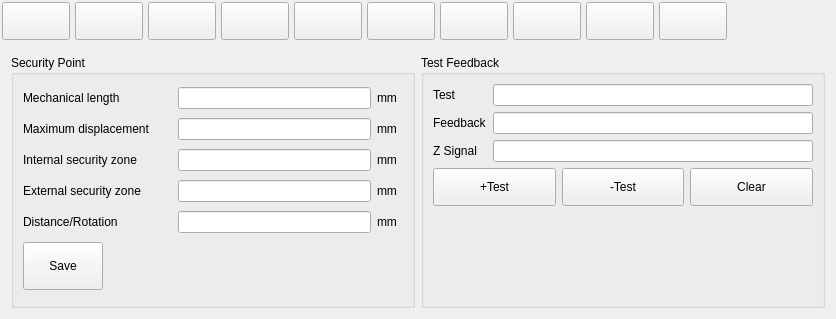
Before: the Qt Designer form hcsettings/icmachinestructpage.ui in dongdong-2009/3-5AxisRobot, drawn with Qt 5.
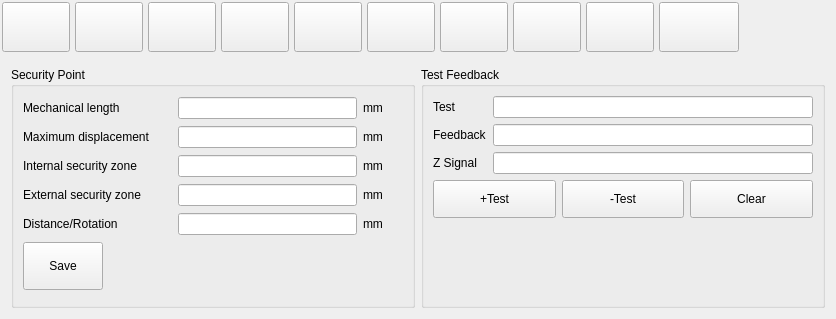
After: the same form once the commit is applied. Custom widgets are drawn as their Qt base class.

```diff
--- a/hcsettings/icmachinestructpage.ui
+++ b/hcsettings/icmachinestructpage.ui
@@ -41,6 +41,12 @@
      </property>
      <item>
       <widget class="QPushButton" name="axisXToolButton">
+       <property name="minimumSize">
+        <size>
+         <width>0</width>
+         <height>50</height>
+        </size>
+       </property>
        <property name="styleSheet">
         <string notr="true">width:60px ;
 height:30px;</string>
@@ -58,6 +64,12 @@
      </item>
      <item>
       <widget class="QPushButton" name="axisYToolButton">
+       <property name="minimumSize">
+        <size>
+         <width>0</width>
+         <height>50</height>
+        </size>
+       </property>
        <property name="styleSheet">
         <string notr="true">width:60px ;
 height:30px;</string>
@@ -75,6 +87,12 @@
      </item>
      <item>
       <widget class="QPushButton" name="axisZToolButton">
+       <property name="minimumSize">
+        <size>
+         <width>0</width>
+         <height>50</height>
+        </size>
+       </property>
        <property name="styleSheet">
         <string notr="true">width:60px ;
 height:30px;</string>
@@ -92,6 +110,12 @@
      </item>
      <item>
       <widget class="QPushButton" name="axisPToolButton">
+       <property name="minimumSize">
+        <size>
+         <width>0</width>
+         <height>50</height>
+        </size>
+       </property>
        <property name="styleSheet">
         <string notr="true">width:60px ;
 height:30px;</string>
@@ -109,6 +133,12 @@
      </item>
      <item>
       <widget class="QPushButton" name="axisQToolButton">
+       <property name="minimumSize">
+        <size>
+         <width>0</width>
+         <height>50</height>
+        </size>
+       </property>
        <property name="styleSheet">
         <string notr="true">width:60px ;
 height:30px;</string>
@@ -126,6 +156,12 @@
      </item>
      <item>
       <widget class="QPushButton" name="axisAToolButton">
+       <property name="minimumSize">
+        <size>
+         <width>0</width>
+         <height>50</height>
+        </size>
+       </property>
        <property name="styleSheet">
         <string notr="true">width:60px ;
 height:30px;</string>
@@ -143,6 +179,12 @@
      </item>
      <item>
       <widget class="QPushButton" name="axisBToolButton">
+       <property name="minimumSize">
+        <size>
+         <width>0</width>
+         <height>50</height>
+        </size>
+       </property>
        <property name="styleSheet">
         <string notr="true">width:60px ;
 height:30px;</string>
@@ -160,6 +202,12 @@
      </item>
      <item>
       <widget class="QPushButton" name="axisCToolButton">
+       <property name="minimumSize">
+        <size>
+         <width>0</width>
+         <height>50</height>
+        </size>
+       </property>
        <property name="styleSheet">
         <string notr="true">width:60px ;
 height:30px;</string>
@@ -177,6 +225,12 @@
      </item>
      <item>
       <widget class="QPushButton" name="structDefButton">
+       <property name="minimumSize">
+        <size>
+         <width>0</width>
+         <height>50</height>
+        </size>
+       </property>
        <property name="styleSheet">
         <string notr="true">width:60px ;
 height:30px;</string>
@@ -194,6 +248,12 @@
      </item>
      <item>
       <widget class="QPushButton" name="timeLimitButton">
+       <property name="minimumSize">
+        <size>
+         <width>80</width>
+         <height>50</height>
+        </size>
+       </property>
        <property name="styleSheet">
         <string notr="true">width:60px ;
 height:30px;</string>
@@ -250,7 +310,7 @@
             </property>
             <property name="minimumSize">
              <size>
-              <width>26</width>
+              <width>40</width>
               <height>0</height>
              </size>
             </property>
@@ -295,7 +355,7 @@
             </property>
             <property name="minimumSize">
              <size>
-              <width>26</width>
+              <width>40</width>
               <height>0</height>
              </size>
             </property>
@@ -340,7 +400,7 @@
             </property>
             <property name="minimumSize">
              <size>
-              <width>26</width>
+              <width>40</width>
               <height>0</height>
              </size>
             </property>
@@ -411,7 +471,7 @@
             </property>
             <property name="minimumSize">
              <size>
-              <width>26</width>
+              <width>40</width>
               <height>0</height>
              </size>
             </property>
@@ -456,7 +516,7 @@
             </property>
             <property name="minimumSize">
              <size>
-              <width>26</width>
+              <width>40</width>
               <height>0</height>
              </size>
             </property>
```
